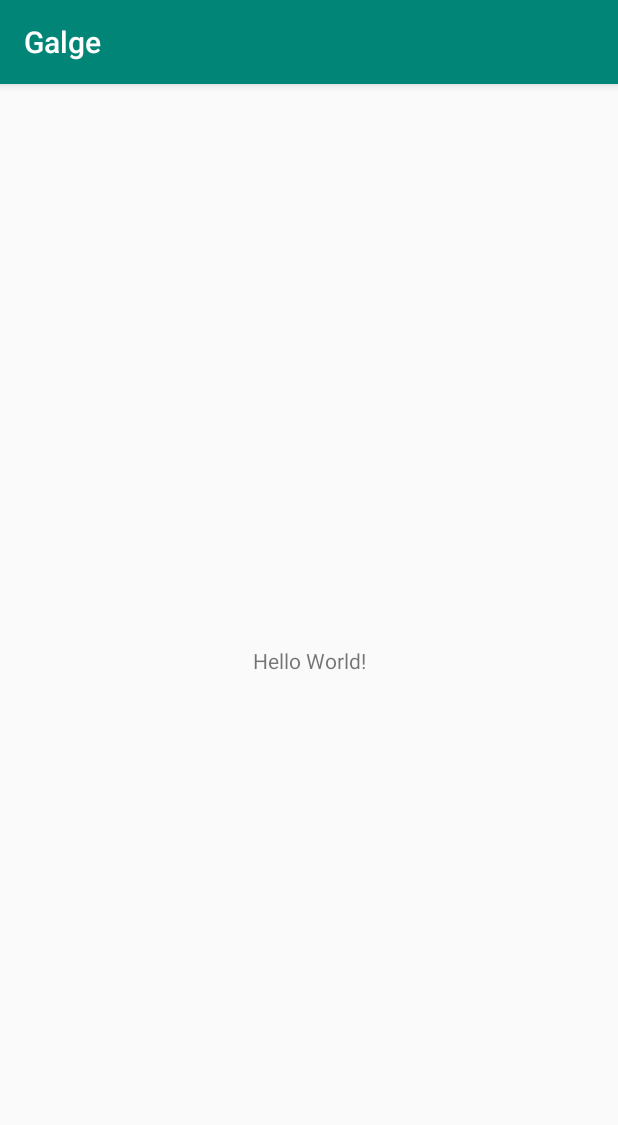
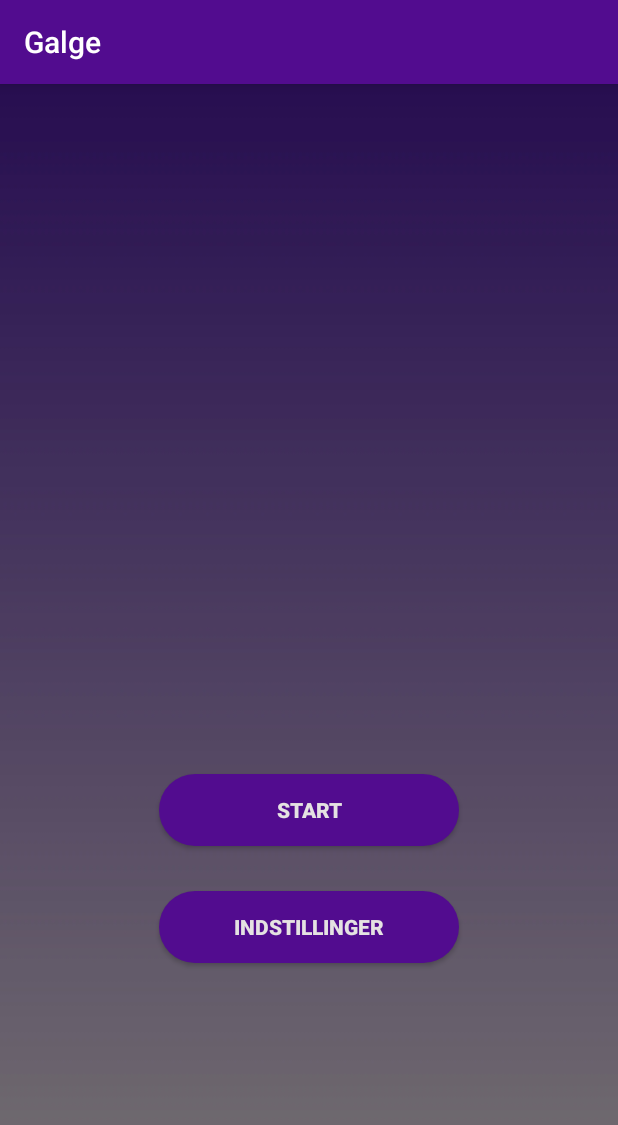
Before and after one commit to Cilian/Galge, an Android app: the screen it shows after launch (MenuActivity), on a phone screen of 412 x 824 dp. Shown: the top 1125 px of the screen. Run offline under Robolectric (Android 15) with nearby library versions, the phone set to English and light mode, and no system bars.

Commit message:
To github

```diff
--- a/app/src/main/AndroidManifest.xml
+++ b/app/src/main/AndroidManifest.xml
@@ -16,6 +16,7 @@
                 <category android:name="android.intent.category.LAUNCHER" />
             </intent-filter>
         </activity>
+        <activity android:name=".GameActivity"></activity>
     </application>
 
 </manifest>
--- a/app/src/main/java/com/example/sren/galge/BenytGalgelogik.java
+++ b/app/src/main/java/com/example/sren/galge/BenytGalgelogik.java
@@ -1,4 +1,6 @@
-package galgeleg;
+package com.example.sren.galge;
+
+import com.example.sren.galge.Galgelogik;
 
 public class BenytGalgelogik {
 
--- a/app/src/main/java/com/example/sren/galge/Galgelogik.java
+++ b/app/src/main/java/com/example/sren/galge/Galgelogik.java
@@ -1,4 +1,4 @@
-package galgeleg;
+package com.example.sren.galge;
 
 import java.io.BufferedReader;
 import java.io.IOException;
--- a/app/src/main/java/com/example/sren/galge/MenuActivity.java
+++ b/app/src/main/java/com/example/sren/galge/MenuActivity.java
@@ -2,12 +2,18 @@ package com.example.sren.galge;
 
 import android.support.v7.app.AppCompatActivity;
 import android.os.Bundle;
+import android.view.WindowManager;
+
+import static android.view.Window.FEATURE_NO_TITLE;
 
 public class MenuActivity extends AppCompatActivity {
 
     @Override
     protected void onCreate(Bundle savedInstanceState) {
         super.onCreate(savedInstanceState);
+        this.requestWindowFeature(FEATURE_NO_TITLE);
         setContentView(R.layout.activity_menu);
+
+        getWindow().setFlags(WindowManager.LayoutParams.FLAG_LAYOUT_NO_LIMITS, WindowManager.LayoutParams.FLAG_LAYOUT_NO_LIMITS);
     }
 }
--- a/app/src/main/res/drawable/roundcorners.xml
+++ b/app/src/main/res/drawable/roundcorners.xml
@@ -1,4 +1,7 @@
 <?xml version="1.0" encoding="utf-8"?>
-<selector xmlns:android="http://schemas.android.com/apk/res/android">
+<shape xmlns:android="http://schemas.android.com/apk/res/android"
+    android:shape="rectangle">
 
-</selector>
+    <solid android:color="@color/colorPrimary"/>
+    <corners android:radius="30dp"/>
+</shape>
--- a/app/src/main/res/layout/activity_menu.xml
+++ b/app/src/main/res/layout/activity_menu.xml
@@ -4,15 +4,32 @@
     xmlns:tools="http://schemas.android.com/tools"
     android:layout_width="match_parent"
     android:layout_height="match_parent"
+    android:background="@drawable/androidmobile"
     tools:context=".MenuActivity">
 
-    <TextView
-        android:layout_width="wrap_content"
+    <Button
+        android:id="@+id/button3"
+        android:layout_width="200dp"
         android:layout_height="wrap_content"
-        android:text="Hello World!"
+        android:layout_marginBottom="260dp"
+        android:background="@drawable/roundcorners"
+        android:text="Start"
+        android:textColor="#E5E2E2"
+        android:textStyle="bold"
         app:layout_constraintBottom_toBottomOf="parent"
-        app:layout_constraintLeft_toLeftOf="parent"
-        app:layout_constraintRight_toRightOf="parent"
-        app:layout_constraintTop_toTopOf="parent" />
+        app:layout_constraintEnd_toEndOf="parent"
+        app:layout_constraintStart_toStartOf="parent" />
 
+    <Button
+        android:id="@+id/button4"
+        android:layout_width="200dp"
+        android:layout_height="wrap_content"
+        android:layout_marginTop="30dp"
+        android:background="@drawable/roundcorners"
+        android:text="Indstillinger"
+        android:textColor="#E5E2E2"
+        android:textStyle="bold"
+        app:layout_constraintEnd_toEndOf="parent"
+        app:layout_constraintStart_toStartOf="parent"
+        app:layout_constraintTop_toBottomOf="@+id/button3" />
 </android.support.constraint.ConstraintLayout>
--- a/app/src/main/res/layout/fragment_game.xml
+++ b/app/src/main/res/layout/fragment_game.xml
@@ -1,6 +1,7 @@
 <?xml version="1.0" encoding="utf-8"?>
 <android.support.constraint.ConstraintLayout
     xmlns:android="http://schemas.android.com/apk/res/android" android:layout_width="match_parent"
-    android:layout_height="match_parent">
+    android:layout_height="match_parent" xmlns:xsi="http://www.w3.org/2001/XMLSchema-instance"
+    xsi:schemaLocation="http://schemas.android.com/apk/res/android ">
 
 </android.support.constraint.ConstraintLayout>
--- a/app/src/main/res/values/colors.xml
+++ b/app/src/main/res/values/colors.xml
@@ -1,6 +1,6 @@
 <?xml version="1.0" encoding="utf-8"?>
 <resources>
-    <color name="colorPrimary">#008577</color>
-    <color name="colorPrimaryDark">#00574B</color>
+    <color name="colorPrimary">#520C8F</color>
+    <color name="colorPrimaryDark">#00574b</color>
     <color name="colorAccent">#D81B60</color>
 </resources>
```
Also changed, not shown: app/src/main/java/com/example/sren/galge/FragmentGame.java (+13 -0 lines), app/src/main/res/layout/activity_game.xml (+53 -0 lines), app/src/main/res/mipmap-hdpi/ic_launcher.png (deleted), app/src/main/res/mipmap-hdpi/ic_launcher_round.png (deleted), app/src/main/res/mipmap-mdpi/ic_launcher.png (deleted), app/src/main/res/mipmap-mdpi/ic_launcher_round.png (deleted), app/src/main/res/mipmap-xhdpi/ic_launcher.png (deleted), app/src/main/res/mipmap-xhdpi/ic_launcher_round.png (deleted), app/src/main/res/mipmap-xxhdpi/ic_launcher.png (deleted), app/src/main/res/mipmap-xxhdpi/ic_launcher_round.png (deleted), app/src/main/res/mipmap-xxxhdpi/ic_launcher.png (deleted), app/src/main/res/mipmap-xxxhdpi/ic_launcher_round.png (deleted).
